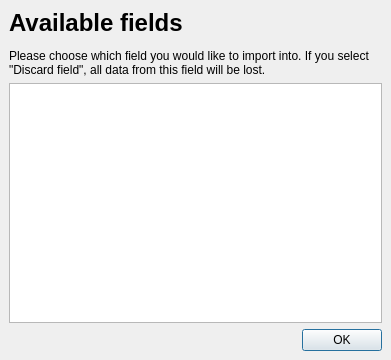
ludiosarchive/anki, file designer/changemap.ui: the form before one commit.
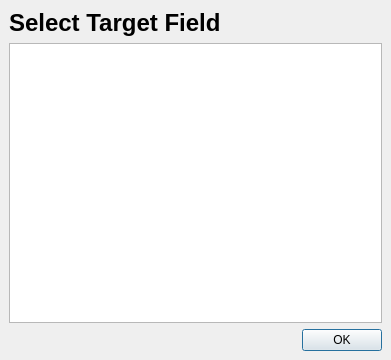
The form after the commit.

```diff
--- a/designer/changemap.ui
+++ b/designer/changemap.ui
@@ -22,7 +22,7 @@
    <item>
     <widget class="QLabel" name="label" >
      <property name="text" >
-      <string>&lt;h1>Available fields&lt;/h1>Please choose which field you would like to import into. If you select "Discard field", all data from this field will be lost.</string>
+      <string>&lt;h1>Select Target Field&lt;/h1></string>
      </property>
      <property name="wordWrap" >
       <bool>true</bool>
```
Left out of the diff: 8 changed lines with no effect on the pictures.
